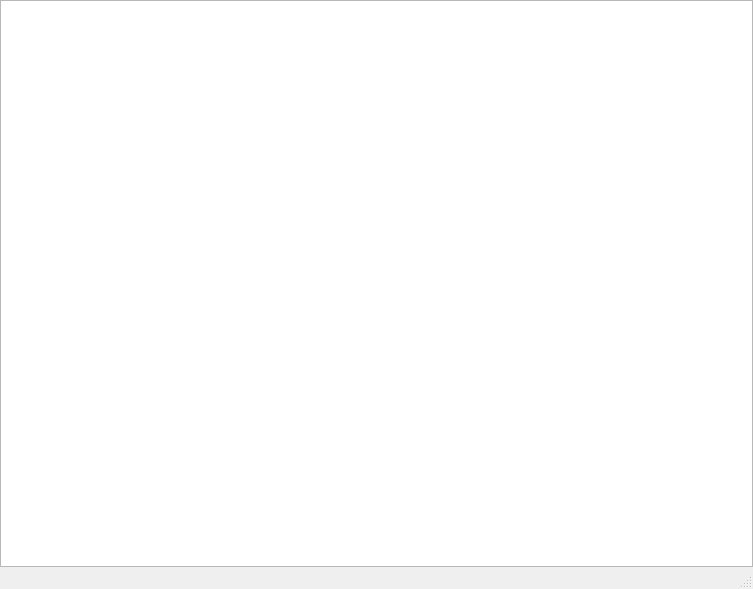
kokhnovich/PaperTown, file src/mainwindow.ui: the form before one commit.
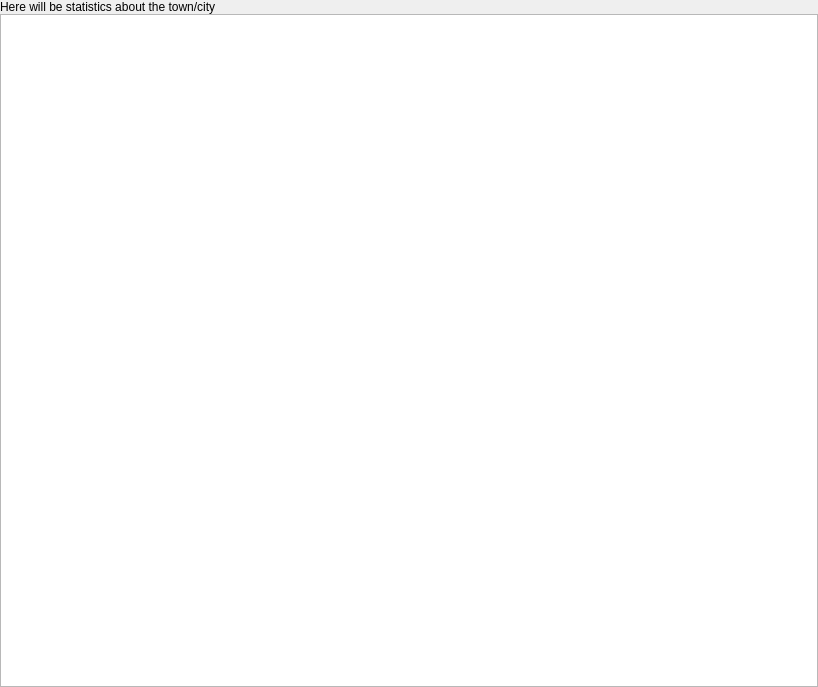
The form after the commit.

```diff
--- a/src/mainwindow.ui
+++ b/src/mainwindow.ui
@@ -6,15 +6,15 @@
    <rect>
     <x>0</x>
     <y>0</y>
-    <width>753</width>
-    <height>589</height>
+    <width>818</width>
+    <height>687</height>
    </rect>
   </property>
   <property name="windowTitle">
    <string>PaperTown</string>
   </property>
   <widget class="QWidget" name="centralWidget">
-   <layout class="QHBoxLayout" name="horizontalLayout">
+   <layout class="QVBoxLayout" name="verticalLayout">
     <property name="spacing">
      <number>0</number>
     </property>
@@ -30,6 +30,13 @@
     <property name="bottomMargin">
      <number>0</number>
     </property>
+    <item>
+     <widget class="QLabel" name="label">
+      <property name="text">
+       <string>Here will be statistics about the town/city</string>
+      </property>
+     </widget>
+    </item>
     <item>
      <widget class="QGraphicsView" name="graphicsView">
       <property name="maximumSize">
@@ -42,17 +49,6 @@
     </item>
    </layout>
   </widget>
-  <widget class="QMenuBar" name="menuBar">
-   <property name="geometry">
-    <rect>
-     <x>0</x>
-     <y>0</y>
-     <width>753</width>
-     <height>19</height>
-    </rect>
-   </property>
-  </widget>
-  <widget class="QStatusBar" name="statusBar"/>
  </widget>
  <layoutdefault spacing="6" margin="11"/>
  <resources/>
```
